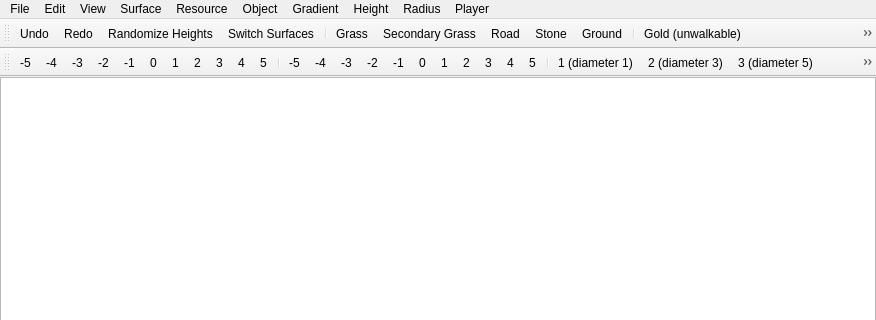
Above: source/glest_map_editor/main.ui from MegaGlest/megaglest-source before the change; both pictures show x 0 to 876 and y 0 to 320 of the 876 by 708 pixel window. Below: the same form after it.
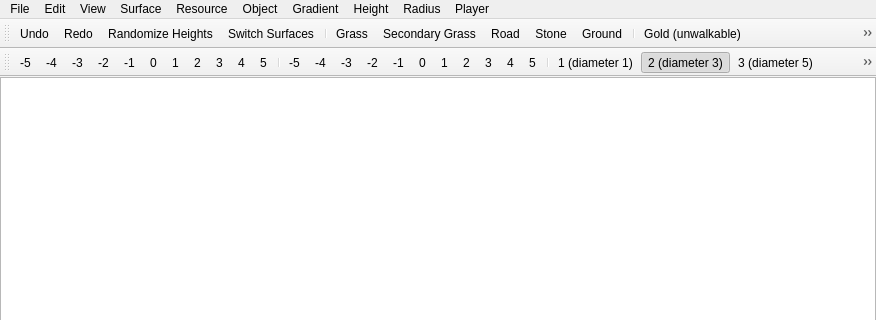
That is the form after the change. Icons and pictures are not drawn.

```diff
--- a/source/glest_map_editor/main.ui
+++ b/source/glest_map_editor/main.ui
@@ -1014,6 +1014,9 @@
    <property name="checkable">
     <bool>true</bool>
    </property>
+   <property name="checked">
+    <bool>true</bool>
+   </property>
    <property name="icon">
     <iconset resource="icons.qrc">
      <normaloff>:/icons/radius_2.png</normaloff>:/icons/radius_2.png</iconset>
```
